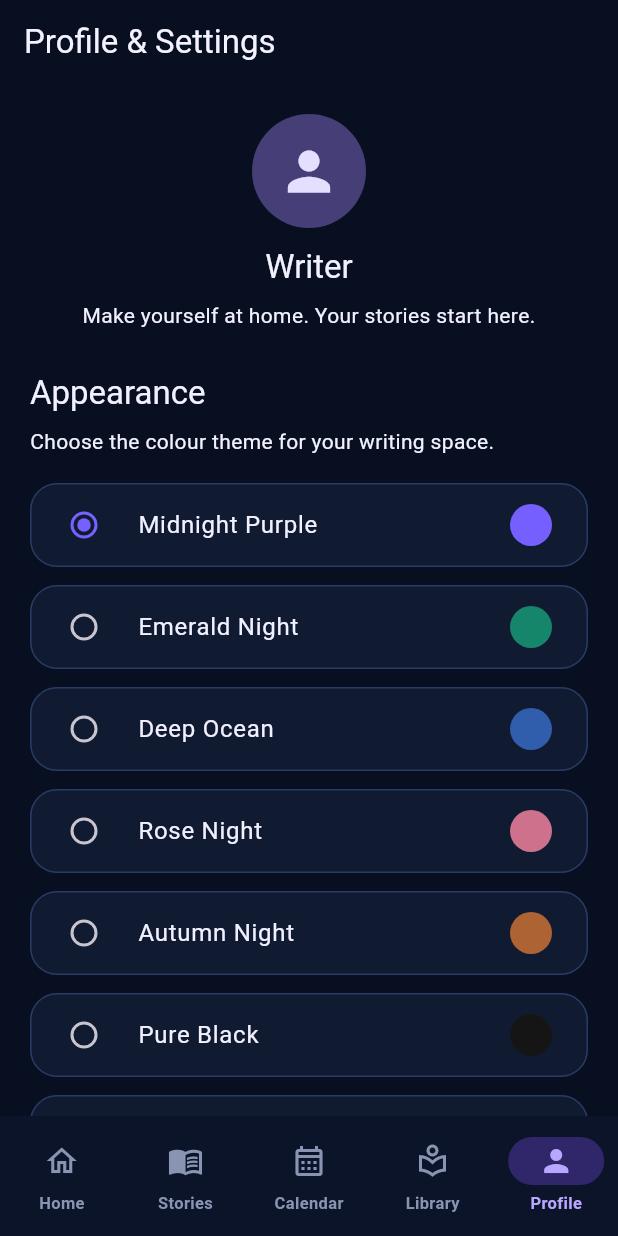
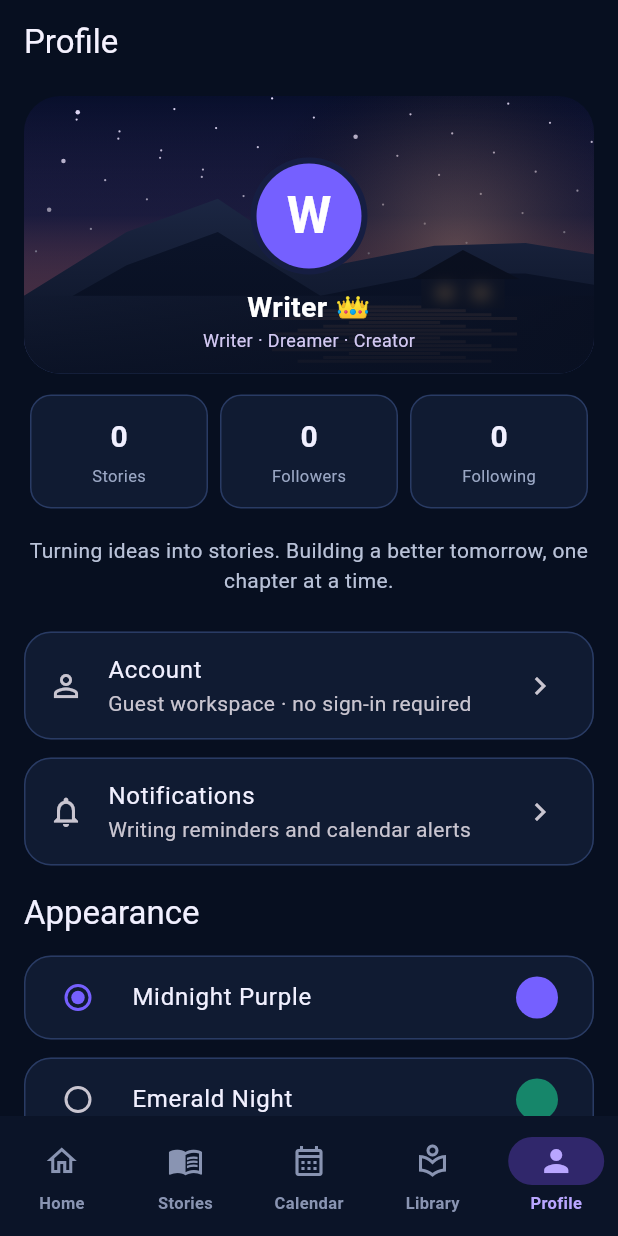
Before and after one commit to raymondcjohnson9-star/Writer-s-Haven, a Flutter app: the screen it shows after launch, item 5 of the bottom bar chosen, on a phone screen of 412 x 824 dp. Run offline on Flutter 3.47's test engine with Material 3 defaults, Android fonts, the phone set to English and light mode, and no system bars; our stand-ins replace flutter_local_notifications, shared_preferences, supabase_flutter, timezone; accounts and stored records are empty.

Commit message:
Add illustrated night landscape artwork and reference-style profile

```diff
--- a/lib/main.dart
+++ b/lib/main.dart
@@ -471,38 +471,49 @@ class _WritersHavenAppState extends State<WritersHavenApp> {
 
 // -------------------- HOME SCREEN --------------------
 
+class _NightLandscapePainter extends CustomPainter {
+  @override void paint(Canvas canvas, Size size) {
+    final rect=Offset.zero&size;
+    canvas.drawRect(rect,Paint()..shader=const LinearGradient(begin:Alignment.topCenter,end:Alignment.bottomCenter,colors:[Color(0xFF080F2C),Color(0xFF29285B),Color(0xFFB46C91),Color(0xFF17264D)],stops:[0,.43,.72,1]).createShader(rect));
+    final star=Paint()..color=const Color(0xFFE7DFFF);
+    for(var i=0;i<46;i++){final x=((i*73+19)%997)/997*size.width;final y=((i*47+11)%389)/389*size.height*.57;canvas.drawCircle(Offset(x,y),i%7==0?1.5:.75,star);}
+    canvas.drawCircle(Offset(size.width*.76,size.height*.59),size.width*.38,Paint()..shader=RadialGradient(colors:[const Color(0xFFFFC1A2).withOpacity(.55),Colors.transparent]).createShader(Rect.fromCircle(center:Offset(size.width*.76,size.height*.59),radius:size.width*.38)));
+    Path ridge(double y,double a,double b,double c)=>Path()..moveTo(0,size.height*y)..lineTo(size.width*.18,size.height*a)..lineTo(size.width*.34,size.height*(a-.12))..lineTo(size.width*.52,size.height*b)..lineTo(size.width*.72,size.height*(b-.08))..lineTo(size.width*.88,size.height*c)..lineTo(size.width,size.height*(c+.04))..lineTo(size.width,size.height)..lineTo(0,size.height)..close();
+    canvas.drawPath(ridge(.72,.49,.62,.53),Paint()..color=const Color(0xFF28375F));
+    canvas.drawPath(ridge(.82,.61,.72,.64),Paint()..color=const Color(0xFF111D3D));
+    canvas.drawRect(Rect.fromLTWH(0,size.height*.72,size.width,size.height*.28),Paint()..shader=const LinearGradient(colors:[Color(0xFF27365E),Color(0xFF111B38)]).createShader(Rect.fromLTWH(0,size.height*.72,size.width,size.height*.28)));
+    final reflection=Paint()..color=const Color(0xFFFFB58E).withOpacity(.26)..strokeWidth=2;
+    for(var i=0;i<15;i++){final y=size.height*(.76+i*.014),w=size.width*(.08+(i%4)*.045);canvas.drawLine(Offset(size.width*.65-w,y),Offset(size.width*.65+w,y),reflection);}
+    final x=size.width*.77,y=size.height*.66;
+    canvas.drawPath(Path()..moveTo(x-size.width*.09,y)..lineTo(x,y-size.height*.105)..lineTo(x+size.width*.1,y)..close(),Paint()..color=const Color(0xFF10172D));
+    canvas.drawRect(Rect.fromLTWH(x-size.width*.073,y,size.width*.146,size.height*.105),Paint()..color=const Color(0xFF18213B));
+    final lit=Paint()..color=const Color(0xFFFFC47C)..maskFilter=const MaskFilter.blur(BlurStyle.normal,5);
+    canvas.drawRect(Rect.fromLTWH(x-size.width*.045,y+size.height*.035,size.width*.027,size.height*.035),lit);
+    canvas.drawRect(Rect.fromLTWH(x+size.width*.018,y+size.height*.035,size.width*.027,size.height*.035),lit);
+  }
+  @override bool shouldRepaint(covariant CustomPainter oldDelegate)=>false;
+}
+
 class HomeScreen extends StatelessWidget {
-  final List<Book> books; final VoidCallback onOpenBooks; final VoidCallback onOpenCalendar; final VoidCallback onOpenLibrary;
-  const HomeScreen({super.key, required this.books, required this.onOpenBooks, required this.onOpenCalendar, required this.onOpenLibrary});
-  @override Widget build(BuildContext context) {
-    final totalWords = books.fold<int>(0, (total, book) => total + book.totalWords);
-    final recent = books.reversed.take(3).toList();
-    return Scaffold(body: ListView(padding: const EdgeInsets.fromLTRB(18,18,18,28), children: [
-      Row(children: [Expanded(child: Column(crossAxisAlignment: CrossAxisAlignment.start, children: [
-        const Text('Good morning,', style: TextStyle(color: Colors.white70)),
-        Text('Writer 👑', style: Theme.of(context).textTheme.headlineSmall?.copyWith(fontWeight: FontWeight.w800)),
-        const Text('Small steps. Big stories.', style: TextStyle(color: Color(0xFFADB8D2))),
-      ])), IconButton(onPressed: () {}, icon: const Icon(Icons.notifications_none_rounded)), IconButton(onPressed: onOpenLibrary, icon: const Icon(Icons.settings_outlined))]),
-      const SizedBox(height:20),
-      Container(padding: const EdgeInsets.all(18), decoration: BoxDecoration(gradient: const LinearGradient(colors:[Color(0xFF25205C),Color(0xFF172B50)]), borderRadius: BorderRadius.circular(20), border: Border.all(color: const Color(0xFF51468F))), child: Row(children:[const CircleAvatar(radius:25,backgroundColor:Color(0xFF7560FF),child:Icon(Icons.auto_stories,color:Colors.white)),const SizedBox(width:14),Expanded(child:Column(crossAxisAlignment:CrossAxisAlignment.start,children:[const Text('Your writing progress',style:TextStyle(color:Color(0xFFC9C0FF))),const SizedBox(height:4),Text('$totalWords words written',style:const TextStyle(fontSize:20,fontWeight:FontWeight.bold))])),const Icon(Icons.trending_up,color:Color(0xFFB9A6FF),size:28)])),
-      const SizedBox(height:16),
-      GridView.count(crossAxisCount:2,shrinkWrap:true,physics:const NeverScrollableScrollPhysics(),crossAxisSpacing:12,mainAxisSpacing:12,childAspectRatio:1.22,children:[
-        _HomeAction(icon:Icons.menu_book_rounded,title:'My Stories',subtitle:'Manage your stories',onTap:onOpenBooks),
-        _HomeAction(icon:Icons.calendar_month_rounded,title:'Calendar',subtitle:'Plan your writing',onTap:onOpenCalendar),
-        _HomeAction(icon:Icons.edit_note_rounded,title:'Drafts',subtitle:'Continue where you left off',onTap:onOpenBooks),
-        _HomeAction(icon:Icons.local_library_rounded,title:'Library',subtitle:'Writing resources',onTap:onOpenLibrary),
-      ]),
-      const SizedBox(height:24), Row(children:[Expanded(child:Text('Recent Stories',style:Theme.of(context).textTheme.titleLarge?.copyWith(fontWeight:FontWeight.bold))),TextButton(onPressed:onOpenBooks,child:const Text('See all  ›'))]),
-      if(recent.isEmpty) const Card(child:ListTile(leading:Icon(Icons.auto_stories),title:Text('Your first story starts here'),subtitle:Text('Tap My Stories to create a book.'))) else ...recent.map((book)=>_StoryTile(book:book,onTap:onOpenBooks)),
-    ])));
-  }
+ final List<Book> books; final VoidCallback onOpenBooks,onOpenCalendar,onOpenLibrary;
+ const HomeScreen({super.key,required this.books,required this.onOpenBooks,required this.onOpenCalendar,required this.onOpenLibrary});
+ @override Widget build(BuildContext context){
+  final words=books.fold<int>(0,(n,b)=>n+b.totalWords);final recent=books.reversed.take(3).toList();
+  return Scaffold(body:ListView(padding:const EdgeInsets.fromLTRB(16,12,16,28),children:[
+   ClipRRect(borderRadius:BorderRadius.circular(22),child:SizedBox(height:210,child:Stack(fit:StackFit.expand,children:[CustomPaint(painter:_NightLandscapePainter()),DecoratedBox(decoration:BoxDecoration(gradient:LinearGradient(begin:Alignment.topCenter,end:Alignment.bottomCenter,colors:[Colors.black.withOpacity(.08),const Color(0xFF090F25).withOpacity(.78)]))),Positioned(top:8,right:8,child:Row(children:[IconButton(onPressed:()=>ScaffoldMessenger.of(context).showSnackBar(const SnackBar(content:Text('You are all caught up.'))),icon:const Icon(Icons.notifications_none_rounded,color:Colors.white)),IconButton(onPressed:onOpenLibrary,icon:const Icon(Icons.settings_outlined,color:Colors.white))])),const Positioned(left:18,bottom:17,child:Column(crossAxisAlignment:CrossAxisAlignment.start,children:[Icon(Icons.auto_stories_rounded,size:35,color:Color(0xFFFFD0B1)),SizedBox(height:5),Text('Writers Haven',style:TextStyle(fontSize:25,fontWeight:FontWeight.w700,color:Colors.white)),Text('Your story matters',style:TextStyle(color:Color(0xFFE3DDFB),letterSpacing:1.2))]))]))),
+   const SizedBox(height:18),Row(children:[Expanded(child:Column(crossAxisAlignment:CrossAxisAlignment.start,children:[const Text('Good morning,',style:TextStyle(color:Colors.white70)),Text('Writer 👑',style:Theme.of(context).textTheme.headlineSmall?.copyWith(fontWeight:FontWeight.w800)),const Text('Small steps. Big stories.',style:TextStyle(color:Color(0xFFADB8D2)))]))]),
+   const SizedBox(height:14),Container(padding:const EdgeInsets.all(17),decoration:BoxDecoration(gradient:const LinearGradient(colors:[Color(0xFF25205C),Color(0xFF172B50)]),borderRadius:BorderRadius.circular(20),border:Border.all(color:const Color(0xFF51468F))),child:Row(children:[const CircleAvatar(radius:24,backgroundColor:Color(0xFF7560FF),child:Icon(Icons.auto_stories,color:Colors.white)),const SizedBox(width:13),Expanded(child:Column(crossAxisAlignment:CrossAxisAlignment.start,children:[const Text('Your writing progress',style:TextStyle(color:Color(0xFFC9C0FF))),const SizedBox(height:4),Text('$words words written',style:const TextStyle(fontSize:20,fontWeight:FontWeight.bold))])),const Icon(Icons.trending_up,color:Color(0xFFB9A6FF),size:28)])),
+   const SizedBox(height:16),GridView.count(crossAxisCount:2,shrinkWrap:true,physics:const NeverScrollableScrollPhysics(),crossAxisSpacing:12,mainAxisSpacing:12,childAspectRatio:1.22,children:[_HomeAction(icon:Icons.menu_book_rounded,title:'My Stories',subtitle:'Manage your stories',onTap:onOpenBooks),_HomeAction(icon:Icons.calendar_month_rounded,title:'Calendar',subtitle:'Plan your writing',onTap:onOpenCalendar),_HomeAction(icon:Icons.edit_note_rounded,title:'Drafts',subtitle:'Continue where you left off',onTap:onOpenBooks),_HomeAction(icon:Icons.local_library_rounded,title:'Library',subtitle:'Your saved resources',onTap:onOpenLibrary)]),
+   const SizedBox(height:20),Row(children:[Expanded(child:Text('Recent Stories',style:Theme.of(context).textTheme.titleLarge?.copyWith(fontWeight:FontWeight.bold))),TextButton(onPressed:onOpenBooks,child:const Text('See all  ›'))]),
+   if(recent.isEmpty)const Card(child:ListTile(leading:Icon(Icons.auto_stories),title:Text('Your first story starts here'),subtitle:Text('Tap My Stories to create a book.')))else ...recent.map((b)=>_StoryTile(book:b,onTap:onOpenBooks)),
+  ])));
+ }
 }
-class _HomeAction extends StatelessWidget { final IconData icon; final String title; final String subtitle; final VoidCallback onTap; const _HomeAction({required this.icon,required this.title,required this.subtitle,required this.onTap});
-  @override Widget build(BuildContext context)=>Material(color:const Color(0xFF101B32),borderRadius:BorderRadius.circular(18),child:InkWell(onTap:onTap,borderRadius:BorderRadius.circular(18),child:Container(padding:const EdgeInsets.all(16),decoration:BoxDecoration(borderRadius:BorderRadius.circular(18),border:Border.all(color:const Color(0xFF293B64))),child:Column(crossAxisAlignment:CrossAxisAlignment.start,mainAxisAlignment:MainAxisAlignment.center,children:[Icon(icon,size:29,color:const Color(0xFFB49AFF)),const Spacer(),Text(title,style:const TextStyle(fontWeight:FontWeight.bold)),const SizedBox(height:3),Text(subtitle,style:const TextStyle(fontSize:11,color:Color(0xFF9AA7C4)))]))));
+class _HomeAction extends StatelessWidget{final IconData icon;final String title,subtitle;final VoidCallback onTap;const _HomeAction({required this.icon,required this.title,required this.subtitle,required this.onTap});@override Widget build(BuildContext context)=>Material(color:const Color(0xFF101B32),borderRadius:BorderRadius.circular(18),child:InkWell(onTap:onTap,borderRadius:BorderRadius.circular(18),child:Container(padding:const EdgeInsets.all(16),decoration:BoxDecoration(borderRadius:BorderRadius.circular(18),border:Border.all(color:const Color(0xFF293B64))),child:Column(crossAxisAlignment:CrossAxisAlignment.start,mainAxisAlignment:MainAxisAlignment.center,children:[Icon(icon,size:29,color:const Color(0xFFB49AFF)),const Spacer(),Text(title,style:const TextStyle(fontWeight:FontWeight.bold)),const SizedBox(height:3),Text(subtitle,style:const TextStyle(fontSize:11,color:Color(0xFF9AA7C4)))]))));
 }
-class _StoryTile extends StatelessWidget { final Book book; final VoidCallback onTap; const _StoryTile({required this.book,required this.onTap});
-  @override Widget build(BuildContext context)=>Card(child:ListTile(onTap:onTap,contentPadding:const EdgeInsets.symmetric(horizontal:12,vertical:7),leading:Container(width:54,height:64,decoration:BoxDecoration(borderRadius:BorderRadius.circular(10),gradient:const LinearGradient(begin:Alignment.topLeft,end:Alignment.bottomRight,colors:[Color(0xFF526A9F),Color(0xFF171D43),Color(0xFF9A6C9C)])),child:const Icon(Icons.menu_book_rounded,color:Colors.white)),title:Text(book.title,maxLines:1,overflow:TextOverflow.ellipsis,style:const TextStyle(fontWeight:FontWeight.w600)),subtitle:Text('${book.chapters.length} chapters · ${book.totalWords} words'),trailing:const Icon(Icons.more_vert,color:Color(0xFF9AA7C4))));
-}
+class _StoryTile extends StatelessWidget{final Book book;final VoidCallback onTap;const _StoryTile({required this.book,required this.onTap});@override Widget build(BuildContext context)=>Card(clipBehavior:Clip.antiAlias,child:ListTile(onTap:onTap,contentPadding:const EdgeInsets.symmetric(horizontal:12,vertical:7),leading:ClipRRect(borderRadius:BorderRadius.circular(9),child:SizedBox(width:55,height:66,child:CustomPaint(painter:_NightLandscapePainter(),child:const Icon(Icons.auto_stories_rounded,color:Colors.white)))),title:Text(book.title,maxLines:1,overflow:TextOverflow.ellipsis,style:const TextStyle(fontWeight:FontWeight.w600)),subtitle:Text('${book.chapters.length} chapters · ${book.totalWords} words'),trailing:const Icon(Icons.more_vert,color:Color(0xFF9AA7C4))));}
+
+// -------------------- BOOKSHELF --------------------
 
 // -------------------- BOOKSHELF --------------------
 
@@ -1162,89 +1173,18 @@ class LibraryScreen extends StatelessWidget { const LibraryScreen({super.key});
 // -------------------- PROFILE AND SETTINGS --------------------
 
 class ProfileScreen extends StatelessWidget {
-  final int selectedTheme;
-  final ValueChanged<int> onThemeChanged;
-  final bool saveFailed;
-
-  const ProfileScreen({
-    super.key,
-    required this.selectedTheme,
-    required this.onThemeChanged,
-    required this.saveFailed,
-  });
-
-  @override
-  Widget build(BuildContext context) {
-    return Scaffold(
-      appBar: AppBar(title: const Text('Profile & Settings')),
-      body: ListView(
-        padding: const EdgeInsets.all(20),
-        children: [
-          const CircleAvatar(
-            radius: 38,
-            child: Icon(Icons.person, size: 42),
-          ),
-          const SizedBox(height: 12),
-          Text(
-            'Writer',
-            textAlign: TextAlign.center,
-            style: Theme.of(context).textTheme.titleLarge,
-          ),
-          const SizedBox(height: 8),
-          const Text(
-            'Make yourself at home. Your stories start here.',
-            textAlign: TextAlign.center,
-          ),
-          const SizedBox(height: 28),
-          Text(
-            'Appearance',
-            style: Theme.of(context).textTheme.titleLarge,
-          ),
-          const SizedBox(height: 8),
-          const Text('Choose the colour theme for your writing space.'),
-          const SizedBox(height: 12),
-          ...List.generate(havenThemes.length, (index) {
-            final theme = havenThemes[index];
-
-            return Card(
-              child: RadioListTile<int>(
-                value: index,
-                groupValue: selectedTheme,
-                onChanged: (value) {
-                  if (value != null) onThemeChanged(value);
-                },
-                secondary: CircleAvatar(
-                  radius: 14,
-                  backgroundColor: theme.color,
-                ),
-                title: Text(theme.name),
-              ),
-            );
-          }),
-          const SizedBox(height: 20),
-          Card(
-            child: ListTile(
-              leading: Icon(
-                saveFailed ? Icons.warning_amber : Icons.save_outlined,
-              ),
-              title: const Text('Writing storage'),
-              subtitle: Text(
-                saveFailed
-                    ? 'Cloud sync needs attention. Check your connection and try again.'
-                    : 'Your books are saved securely on this device. Account sync will be added later.',
-              ),
-            ),
-          ),
-          const SizedBox(height: 16),
-          const SizedBox(height: 4),
-          const SizedBox(height: 12),
-          const Text('Writers Haven', textAlign: TextAlign.center),
-          const Text(
-            'A home for your stories.',
-            textAlign: TextAlign.center,
-          ),
-        ],
-      ),
-    );
-  }
+ final int selectedTheme;final ValueChanged<int> onThemeChanged;final bool saveFailed;
+ const ProfileScreen({super.key,required this.selectedTheme,required this.onThemeChanged,required this.saveFailed});
+ @override Widget build(BuildContext context)=>Scaffold(appBar:AppBar(title:const Text('Profile')),body:ListView(padding:const EdgeInsets.fromLTRB(16,8,16,28),children:[
+  ClipRRect(borderRadius:BorderRadius.circular(24),child:SizedBox(height:185,child:Stack(fit:StackFit.expand,children:[CustomPaint(painter:_NightLandscapePainter()),DecoratedBox(decoration:BoxDecoration(gradient:LinearGradient(begin:Alignment.topCenter,end:Alignment.bottomCenter,colors:[Colors.transparent,const Color(0xFF080F20).withOpacity(.9)]))),const Positioned(left:0,right:0,bottom:14,child:Column(children:[CircleAvatar(radius:39,backgroundColor:Color(0xFF161E42),child:CircleAvatar(radius:35,backgroundColor:Color(0xFF7560FF),child:Text('W',style:TextStyle(fontSize:34,fontWeight:FontWeight.bold,color:Colors.white)))),SizedBox(height:8),Text('Writer 👑',style:TextStyle(fontSize:19,fontWeight:FontWeight.bold,color:Colors.white)),Text('Writer · Dreamer · Creator',style:TextStyle(color:Color(0xFFD3C9F3),fontSize:12))]))]))),
+  const SizedBox(height:14),Row(children:[const _ProfileStat(value:'0',label:'Stories'),const _ProfileStat(value:'0',label:'Followers'),const _ProfileStat(value:'0',label:'Following')]),
+  const SizedBox(height:18),const Text('Turning ideas into stories. Building a better tomorrow, one chapter at a time.',textAlign:TextAlign.center,style:TextStyle(color:Color(0xFFB9C2D8))),const SizedBox(height:18),
+  Card(child:ListTile(leading:const Icon(Icons.person_outline),title:const Text('Account'),subtitle:const Text('Guest workspace · no sign-in required'),trailing:const Icon(Icons.chevron_right),onTap:()=>showDialog<void>(context:context,builder:(ctx)=>AlertDialog(title:const Text('Guest workspace'),content:const Text('Write without creating an account. Your stories stay on this device.'),actions:[TextButton(onPressed:()=>Navigator.pop(ctx),child:const Text('OK'))])))),
+  Card(child:ListTile(leading:const Icon(Icons.notifications_none),title:const Text('Notifications'),subtitle:const Text('Writing reminders and calendar alerts'),trailing:const Icon(Icons.chevron_right),onTap:()=>ScaffoldMessenger.of(context).showSnackBar(const SnackBar(content:Text('Manage writing reminders in Calendar.'))))),
+  const SizedBox(height:12),Text('Appearance',style:Theme.of(context).textTheme.titleLarge),const SizedBox(height:8),...List.generate(havenThemes.length,(i){final t=havenThemes[i];return Card(child:RadioListTile<int>(value:i,groupValue:selectedTheme,onChanged:(v){if(v!=null)onThemeChanged(v);},secondary:CircleAvatar(radius:14,backgroundColor:t.color),title:Text(t.name)));}),
+  Card(child:ListTile(leading:Icon(saveFailed?Icons.warning_amber:Icons.save_outlined),title:const Text('Data & Storage'),subtitle:Text(saveFailed?'Local save needs attention.':'Your stories are saved on this device.'))),
+  const Card(child:ListTile(leading:Icon(Icons.help_outline),title:Text('Help & Support'),subtitle:Text('Your creative space, always within reach.'))),
+  const SizedBox(height:14),const Center(child:Text('WRITERS HAVEN  ·  YOUR STORY MATTERS',style:TextStyle(fontSize:10,letterSpacing:2,color:Color(0xFF8994B2)))),
+ ]));
 }
+class _ProfileStat extends StatelessWidget{final String value,label;const _ProfileStat({required this.value,required this.label});@override Widget build(BuildContext context)=>Expanded(child:Container(margin:const EdgeInsets.symmetric(horizontal:4),padding:const EdgeInsets.symmetric(vertical:13),decoration:BoxDecoration(color:const Color(0xFF101B32),borderRadius:BorderRadius.circular(14),border:Border.all(color:const Color(0xFF293B64))),child:Column(children:[Text(value,style:const TextStyle(fontSize:20,fontWeight:FontWeight.bold)),const SizedBox(height:3),Text(label,style:const TextStyle(fontSize:11,color:Color(0xFF9AA7C4)))])));}
```
